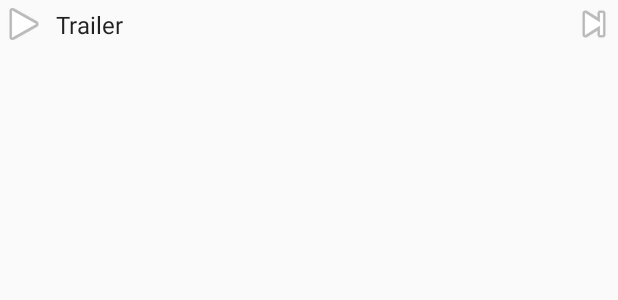
After one commit to SaherRamzy/MoviesApp, an Android app: the layout trailer_cell.xml on its own in the app's theme, with its tools: preview values and no code run, on a phone screen of 412 x 824 dp. The commit adds this screen. Shown: the top 300 px of the screen. Run offline under Robolectric (Android 15) with nearby library versions, the phone set to English and light mode, and no system bars.

Commit message:
Trailers

```diff
--- /dev/null
+++ b/app/src/main/res/layout/trailer_cell.xml
@@ -0,0 +1,39 @@
+<?xml version="1.0" encoding="utf-8"?>
+<RelativeLayout xmlns:android="http://schemas.android.com/apk/res/android"
+    android:id="@+id/trailer_cell"
+    android:layout_width="match_parent"
+    android:layout_height="wrap_content">
+
+    <LinearLayout
+        android:layout_width="wrap_content"
+        android:layout_height="wrap_content"
+        android:layout_alignParentLeft="true"
+        android:orientation="horizontal">
+
+        <ImageView
+            android:id="@+id/trailer_play"
+            android:layout_width="wrap_content"
+            android:layout_height="wrap_content"
+            android:contentDescription="Play Trailer"
+            android:src="@android:drawable/ic_media_play" />
+
+        <TextView
+            android:id="@+id/trailer_name"
+            android:layout_width="wrap_content"
+            android:layout_height="wrap_content"
+            android:padding="5dp"
+            android:text="Trailer"
+            android:textAppearance="?android:attr/textAppearanceListItem" />
+    </LinearLayout>
+
+
+    <ImageView
+        android:id="@+id/youtube_thumb"
+        android:layout_width="wrap_content"
+        android:layout_height="wrap_content"
+        android:contentDescription="@string/play_trailer"
+        android:layout_alignParentRight="true"
+        android:baselineAlignBottom="false"
+        android:src="@android:drawable/ic_media_next" />
+
+</RelativeLayout>
--- a/app/src/main/res/values/strings.xml
+++ b/app/src/main/res/values/strings.xml
@@ -6,4 +6,7 @@
 
     <!-- TODO: Remove or change this placeholder text -->
     <string name="hello_blank_fragment">Hello blank fragment</string>
+
+    <string name="generic_long_text">Lorum ipson is cool! Lorum ipson is cool! a b c d Lorum ipson is cool! Lorum ipson is cool! a b c d Lorum ipson is cool! Lorum ipson is cool! a b c d Lorum ipson is cool! Lorum ipson is cool! a b c d Lorum ipson is cool! Lorum ipson is cool! a b c d </string>
+    <string name="play_trailer">play trailer</string>
 </resources>
```
Also changed, not shown: app/src/main/java/com/code/saher/moviesapp/Adapter/TrailerAdapter.java (added, +83 -0 lines), app/src/main/java/com/code/saher/moviesapp/Fragments/DetailsFragment.java (+66 -1 lines), app/src/main/java/com/code/saher/moviesapp/Interface/Retrofitinterface.java (+9 -0 lines), app/src/main/java/com/code/saher/moviesapp/ModelForTrailer/Result.java (added, +178 -0 lines), app/src/main/java/com/code/saher/moviesapp/ModelForTrailer/Video.java (added, +55 -0 lines), app/src/main/res/layout/fragment_details.xml (+8 -0 lines), app/src/main/res/layout/review_cell.xml (added, +23 -0 lines).
